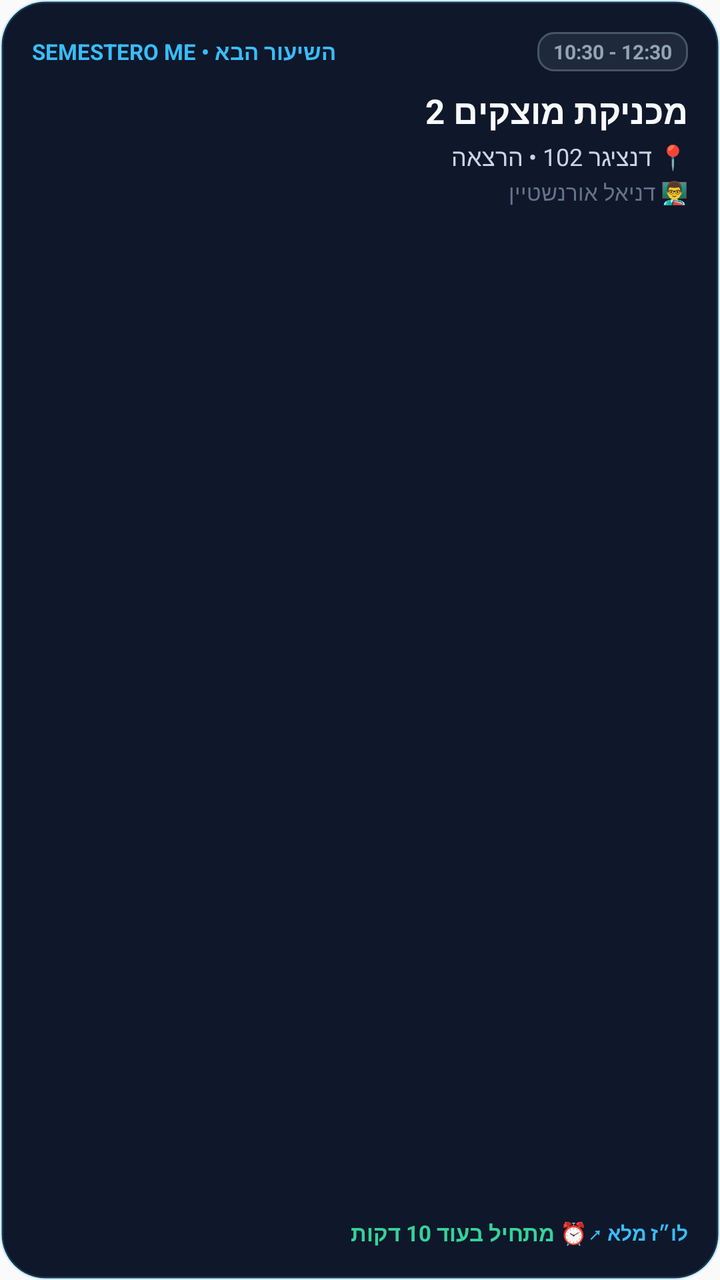
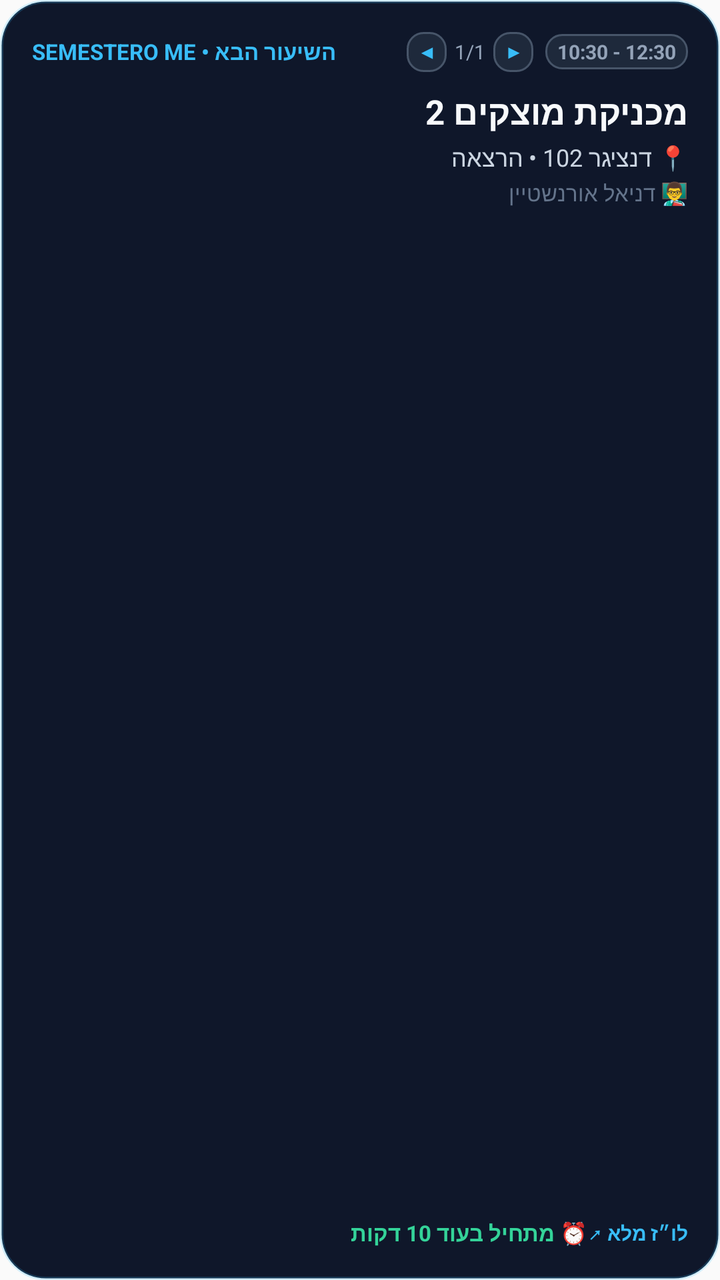

Two renders of the same Android screen: before a commit and after it. Below are the layout's source before the change and the commit's diff.
<!-- AndroidManifest.xml: application theme AppTheme -->
<!-- res/layout/widget_next_class.xml -->
<?xml version="1.0" encoding="utf-8"?>
<LinearLayout xmlns:android="http://schemas.android.com/apk/res/android"
    android:id="@+id/widget_root"
    android:layout_width="match_parent"
    android:layout_height="match_parent"
    android:background="@drawable/widget_card_bg"
    android:orientation="vertical"
    android:padding="16dp">

    
    <LinearLayout
        android:layout_width="match_parent"
        android:layout_height="wrap_content"
        android:orientation="horizontal"
        android:gravity="center_vertical">

        <TextView
            android:id="@+id/widget_app_tag"
            android:layout_width="0dp"
            android:layout_height="wrap_content"
            android:layout_weight="1"
            android:text="SEMESTERO ME • השיעור הבא"
            android:textColor="#38bdf8"
            android:textSize="11sp"
            android:textStyle="bold" />

        <TextView
            android:id="@+id/widget_time_badge"
            android:layout_width="wrap_content"
            android:layout_height="wrap_content"
            android:background="@drawable/widget_badge_bg"
            android:paddingLeft="8dp"
            android:paddingRight="8dp"
            android:paddingTop="3dp"
            android:paddingBottom="3dp"
            android:text="10:30 - 12:30"
            android:textColor="#94a3b8"
            android:textSize="10sp"
            android:textStyle="bold" />
    </LinearLayout>

    
    <TextView
        android:id="@+id/widget_course_title"
        android:layout_width="match_parent"
        android:layout_height="wrap_content"
        android:layout_marginTop="8dp"
        android:text="מכניקת מוצקים 2"
        android:textColor="#f8fafc"
        android:textSize="17sp"
        android:textStyle="bold"
        android:maxLines="2"
        android:ellipsize="end" />

    
    <TextView
        android:id="@+id/widget_class_details"
        android:layout_width="match_parent"
        android:layout_height="wrap_content"
        android:layout_marginTop="3dp"
        android:text="📍 דנציגר 102 • הרצאה"
        android:textColor="#cbd5e1"
        android:textSize="12sp"
        android:maxLines="1"
        android:ellipsize="end" />

    
    <TextView
        android:id="@+id/widget_class_lecturer"
        android:layout_width="match_parent"
        android:layout_height="wrap_content"
        android:layout_marginTop="2dp"
        android:text="👨‍🏫 דניאל אורנשטיין"
        android:textColor="#64748b"
        android:textSize="11sp"
        android:maxLines="1"
        android:ellipsize="end" />

    
    <FrameLayout
        android:layout_width="match_parent"
        android:layout_height="0dp"
        android:layout_weight="1" />

    
    <LinearLayout
        android:layout_width="match_parent"
        android:layout_height="wrap_content"
        android:gravity="center_vertical"
        android:orientation="horizontal">

        <TextView
            android:id="@+id/widget_status_text"
            android:layout_width="0dp"
            android:layout_height="wrap_content"
            android:layout_weight="1"
            android:text="⏰ מתחיל בעוד 10 דקות"
            android:textColor="#34d399"
            android:textSize="11sp"
            android:textStyle="bold" />

        <TextView
            android:id="@+id/widget_action_hint"
            android:layout_width="wrap_content"
            android:layout_height="wrap_content"
            android:text="לו״ז מלא ↗"
            android:textColor="#38bdf8"
            android:textSize="10sp"
            android:textStyle="bold" />
    </LinearLayout>
</LinearLayout>
<!-- resources referenced by this layout -->
<resources>
  <!-- drawable widget_badge_bg (drawable) -->
  <?xml version="1.0" encoding="utf-8"?>
  <shape xmlns:android="http://schemas.android.com/apk/res/android"
      android:shape="rectangle">
      <solid android:color="#1e293b" />
      <corners android:radius="8dp" />
      <stroke
          android:width="1dp"
          android:color="#475569" />
  </shape>
  <!-- drawable widget_card_bg (drawable) -->
  <?xml version="1.0" encoding="utf-8"?>
  <shape xmlns:android="http://schemas.android.com/apk/res/android"
      android:shape="rectangle">
      <solid android:color="#0f172a" />
      <corners android:radius="22dp" />
      <stroke
          android:width="1.5dp"
          android:color="#3338bdf8" />
  </shape>
  <style name="AppTheme" parent="Theme.AppCompat.Light.DarkActionBar">
          
          <item name="colorPrimary">@color/colorPrimary</item>
          <item name="colorPrimaryDark">@color/colorPrimaryDark</item>
          <item name="colorAccent">@color/colorAccent</item>
      </style>
</resources>

<!-- the commit's change to res/layout/widget_next_class.xml (unified diff, before → after) -->
@@ -24,19 +24,60 @@
             android:textSize="11sp"
             android:textStyle="bold" />
 
-        <TextView
-            android:id="@+id/widget_time_badge"
+        
+        <LinearLayout
             android:layout_width="wrap_content"
             android:layout_height="wrap_content"
-            android:background="@drawable/widget_badge_bg"
-            android:paddingLeft="8dp"
-            android:paddingRight="8dp"
-            android:paddingTop="3dp"
-            android:paddingBottom="3dp"
-            android:text="10:30 - 12:30"
-            android:textColor="#94a3b8"
-            android:textSize="10sp"
-            android:textStyle="bold" />
+            android:orientation="horizontal"
+            android:gravity="center_vertical">
+
+            <TextView
+                android:id="@+id/btn_prev_class"
+                android:layout_width="20dp"
+                android:layout_height="20dp"
+                android:background="@drawable/widget_badge_bg"
+                android:gravity="center"
+                android:text="◀"
+                android:textColor="#38bdf8"
+                android:textSize="9sp"
+                android:textStyle="bold" />
+
+            <TextView
+                android:id="@+id/widget_class_page"
+                android:layout_width="wrap_content"
+                android:layout_height="wrap_content"
+                android:layout_marginLeft="4dp"
+                android:layout_marginRight="4dp"
+                android:text="1/1"
+                android:textColor="#94a3b8"
+                android:textSize="10sp" />
+
+            <TextView
+                android:id="@+id/btn_next_class"
+                android:layout_width="20dp"
+                android:layout_height="20dp"
+                android:background="@drawable/widget_badge_bg"
+                android:gravity="center"
+                android:text="▶"
+                android:textColor="#38bdf8"
+                android:textSize="9sp"
+                android:textStyle="bold" />
+
+            <TextView
+                android:id="@+id/widget_time_badge"
+                android:layout_width="wrap_content"
+                android:layout_height="wrap_content"
+                android:layout_marginLeft="6dp"
+                android:background="@drawable/widget_badge_bg"
+                android:paddingLeft="6dp"
+                android:paddingRight="6dp"
+                android:paddingTop="2dp"
+                android:paddingBottom="2dp"
+                android:text="10:30 - 12:30"
+                android:textColor="#94a3b8"
+                android:textSize="10sp"
+                android:textStyle="bold" />
+        </LinearLayout>
     </LinearLayout>
 
     
